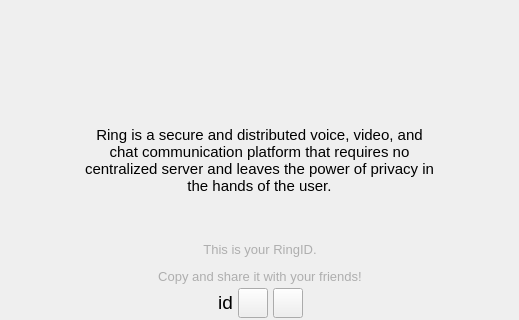
savoirfairelinux/jami-client-windows, file callwidget.ui: the form before one commit; both pictures show x 419 to 938 and y 212 to 532 of the 1024 by 724 pixel window.
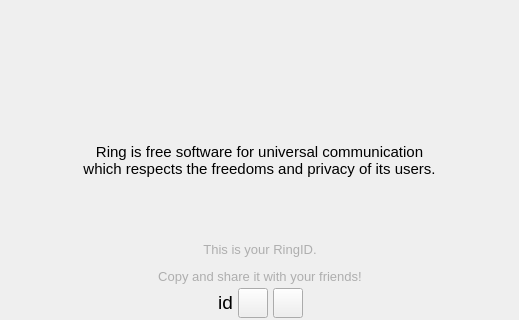
The form after the commit. Icons and pictures are not drawn. Custom widgets are drawn as their Qt base class.

Commit message:
Modified presentation text on welcome view
This text was replaced by the same version we
display in other clients.

```diff
--- a/callwidget.ui
+++ b/callwidget.ui
@@ -635,7 +635,7 @@
                    </font>
                   </property>
                   <property name="text">
-                   <string>Ring is a secure and distributed voice, video, and chat communication platform that requires no centralized server and leaves the power of privacy in the hands of the user.</string>
+                   <string>Ring is free software for universal communication which respects the freedoms and privacy of its users.</string>
                   </property>
                   <property name="alignment">
                    <set>Qt::AlignCenter</set>
```
